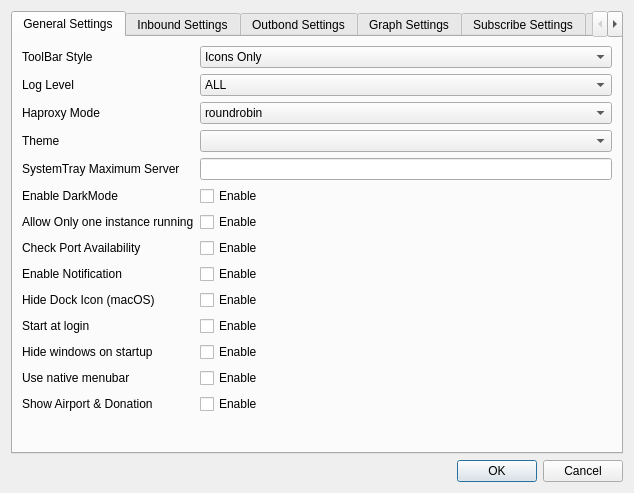
This is ui/settingsdialog.ui in Trojan-Qt5/Trojan-Qt5 as Qt 5 draws it before an edit. The edited form follows.
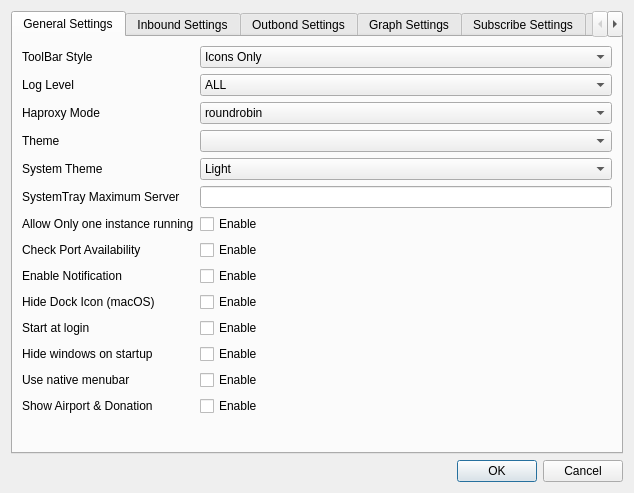
This is the edited form. Custom widgets are drawn as their Qt base class.

Commit message: [New Feature] add complete dark theme

What changed in the file:
```diff
--- a/ui/settingsdialog.ui
+++ b/ui/settingsdialog.ui
@@ -165,6 +165,26 @@
            </item>
           </widget>
          </item>
+         <item row="3" column="0">
+          <widget class="QLabel" name="label_3">
+           <property name="text">
+            <string>Theme</string>
+           </property>
+          </widget>
+         </item>
+         <item row="3" column="1">
+          <widget class="QComboBox" name="themeComboBox"/>
+         </item>
+         <item row="5" column="0">
+          <widget class="QLabel" name="label_23">
+           <property name="text">
+            <string>SystemTray Maximum Server</string>
+           </property>
+          </widget>
+         </item>
+         <item row="5" column="1">
+          <widget class="QLineEdit" name="systemTrayMaximumServerEdit"/>
+         </item>
          <item row="6" column="0">
           <widget class="QLabel" name="onlyOneInstanceLabel">
            <property name="text">
@@ -263,30 +283,6 @@
            </property>
           </widget>
          </item>
-         <item row="3" column="0">
-          <widget class="QLabel" name="label_3">
-           <property name="text">
-            <string>Theme</string>
-           </property>
-          </widget>
-         </item>
-         <item row="3" column="1">
-          <widget class="QComboBox" name="themeComboBox"/>
-         </item>
-         <item row="5" column="0">
-          <widget class="QLabel" name="label_8">
-           <property name="text">
-            <string>Enable DarkMode</string>
-           </property>
-          </widget>
-         </item>
-         <item row="5" column="1">
-          <widget class="QCheckBox" name="darkModeCB">
-           <property name="text">
-            <string>Enable</string>
-           </property>
-          </widget>
-         </item>
          <item row="13" column="0">
           <widget class="QLabel" name="label_13">
            <property name="text">
@@ -302,14 +298,30 @@
           </widget>
          </item>
          <item row="4" column="0">
-          <widget class="QLabel" name="label_23">
+          <widget class="QLabel" name="label_8">
            <property name="text">
-            <string>SystemTray Maximum Server</string>
+            <string>System Theme</string>
            </property>
           </widget>
          </item>
          <item row="4" column="1">
-          <widget class="QLineEdit" name="systemTrayMaximumServerEdit"/>
+          <widget class="QComboBox" name="systemThemeCB">
+           <item>
+            <property name="text">
+             <string>Light</string>
+            </property>
+           </item>
+           <item>
+            <property name="text">
+             <string>Dark</string>
+            </property>
+           </item>
+           <item>
+            <property name="text">
+             <string>Follow System</string>
+            </property>
+           </item>
+          </widget>
          </item>
         </layout>
        </item>
```
The commit also changes 6 other files.
